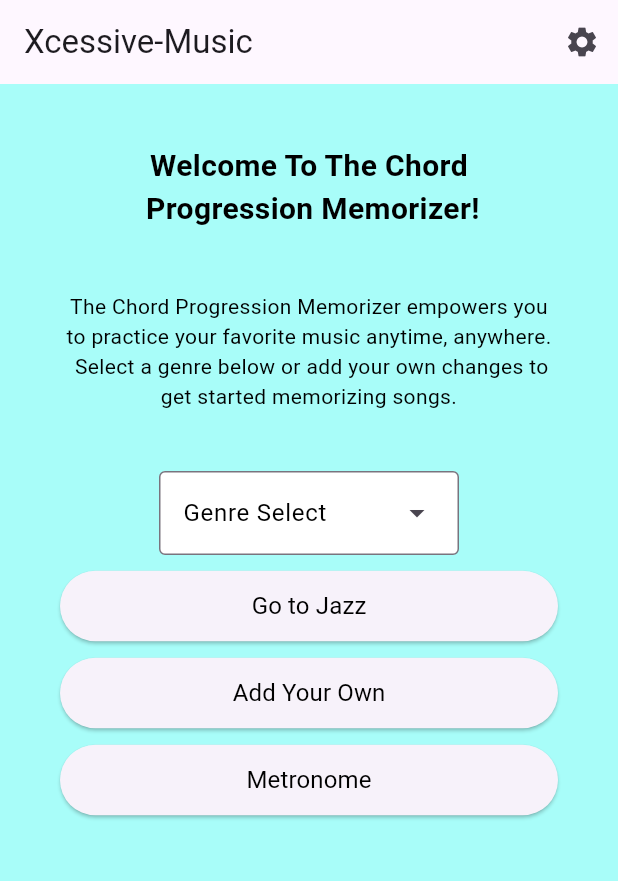
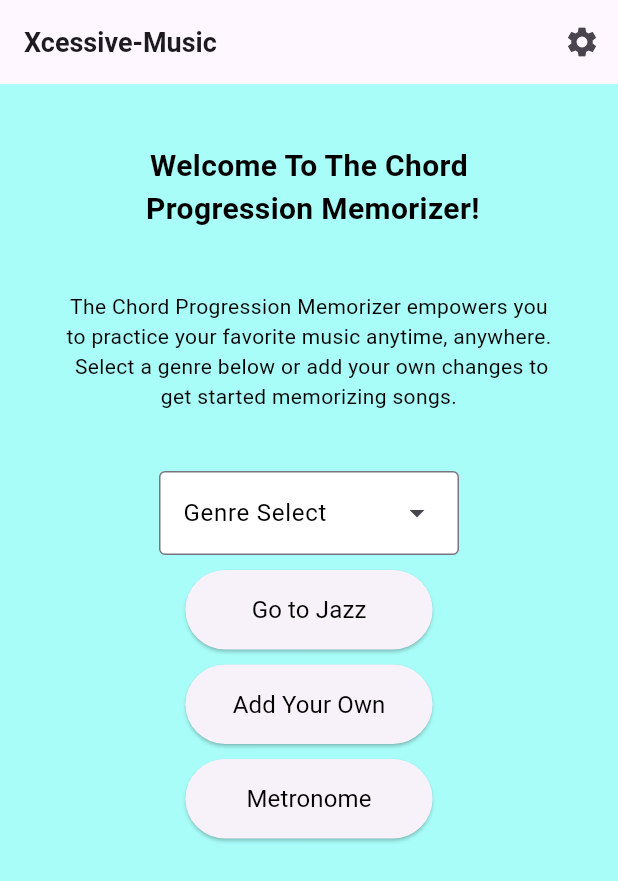
Before and after one commit to Xcessive-Dreamer/ChordMemorizerV2, a Flutter app: the screen it shows after launch, on a phone screen of 412 x 824 dp. Shown: the top 881 px of the screen. Run offline on Flutter 3.47's test engine with Material 3 defaults, Android fonts, the light colour scheme and no system bars; our stand-ins replace audioplayers, rxdart, sqflite, sqflite_common_ffi; accounts and stored records are empty; generated files the repository leaves out were written again.

Commit message:
Home Page Buttons, Android JSON fix

```diff
--- a/assets/songs/songs.JSON
+++ b/assets/songs/songs.JSON
@@ -45,7 +45,9 @@
       "name": "Misty",
       "chords": [
         { "original": "EbMaj7", "duration": 4 },
-        { "original": "Bbm7", "duration": 4 }
+        { "original": "Bbm7", "duration": 2 },
+        { "original": "Eb7", "duration": 2 },
+        { "original": "AbMaj7", "duration": 4 }
       ]
     },
     {
--- a/lib/src/pages/app.dart
+++ b/lib/src/pages/app.dart
@@ -47,7 +47,16 @@ class ContentView extends StatelessWidget {
             routeName: (context) => Scaffold(
                   backgroundColor: const Color.fromARGB(255, 168, 253, 249),
                   appBar: AppBar(
-                title: const Text("Xcessive-Music"),
+                    title: const Row(
+                      mainAxisAlignment: MainAxisAlignment.start, // Aligns to left
+                      crossAxisAlignment: CrossAxisAlignment.center, // Keeps it vertically centered
+                      children: [
+                        Text(
+                          "Xcessive-Music",
+                          style: TextStyle(fontSize: 18, fontWeight: FontWeight.bold),
+                        ),
+                      ],
+                    ),
                     actions: [
                       IconButton(
                         onPressed: () {
@@ -81,14 +90,23 @@ class ContentViewBodyState extends State<ContentViewBody> {
 
   @override
   Widget build(BuildContext context) {
-
     final isDarkMode = Theme.of(context).brightness == Brightness.dark;
     final textColor = isDarkMode ? Colors.white : Colors.black;
 
-    return Padding(
+    return LayoutBuilder(
+      builder: (context, constraints) {
+        // Define a minimum screen size.
+        const double minWidth = 350;
+        const double minHeight = 600;
+
+        return ConstrainedBox(
+          constraints: const BoxConstraints(
+            minWidth: minWidth,
+            minHeight: minHeight,
+          ),
+          child: Padding(
             padding: const EdgeInsets.all(40.0),
             child: Column(
-        crossAxisAlignment: CrossAxisAlignment.stretch,
               children: [
                 const Text(
                   "Welcome To The Chord \n Progression Memorizer!",
@@ -108,23 +126,24 @@ class ContentViewBodyState extends State<ContentViewBody> {
                   textAlign: TextAlign.center,
                 ),
                 const SizedBox(height: 40.0),
+                // Genre Dropdown
                 UnconstrainedBox(
                   child: Container(
                     width: 200,
                     alignment: Alignment.center,
                     decoration: const BoxDecoration(
                       color: Colors.white,
-                borderRadius: BorderRadius.all(
-                  Radius.circular(5)),
+                      borderRadius: BorderRadius.all(Radius.circular(5)),
                     ),
                     child: DropdownMenu(
                       enableSearch: true,
                       menuStyle: MenuStyle(
-                  backgroundColor: MaterialStateProperty.all<Color>(Colors.white),
+                        backgroundColor:
+                            MaterialStateProperty.all<Color>(Colors.white),
                       ),
                       label: const Text(
                         "Genre Select",
-                  style: TextStyle(color: Colors.black),  // Hardcode label text color to black
+                        style: TextStyle(color: Colors.black),
                       ),
                       width: 200,
                       onSelected: (String? newValue) {
@@ -132,29 +151,69 @@ class ContentViewBodyState extends State<ContentViewBody> {
                           selectedGenre = newValue!;
                         });
                       },
-                dropdownMenuEntries: genres.map<DropdownMenuEntry<String>>((String genre) {
+                      dropdownMenuEntries:
+                          genres.map<DropdownMenuEntry<String>>((String genre) {
                         return DropdownMenuEntry<String>(
                           value: genre,
                           label: genre,
                           style: MenuItemButton.styleFrom(
-                      foregroundColor: Colors.black,  // Hardcode text color to black
+                            foregroundColor: Colors.black,
                           ),
                         );
                       }).toList(),
                     ),
                   ),
                 ),
-          const SizedBox(height: 10),  // Add spacing between buttons
-            ElevatedButton(
-              onPressed: () {
+                const SizedBox(height: 10),
+                // First ElevatedButton: Go to genre page
+                _buildButton("Go to $selectedGenre", () {
                   navigateToGenrePage(selectedGenre);
+                }, context, textColor),
+                const SizedBox(height: 10),
+                // Second ElevatedButton: Add your own
+                _buildButton("Add Your Own", () {
+                  Navigator.push(
+                    context,
+                    MaterialPageRoute(
+                        builder: (context) => const AddOwnPageView()),
+                  );
+                }, context, textColor),
+                const SizedBox(height: 10),
+                // Third ElevatedButton: Metronome
+                _buildButton("Metronome", () {
+                  Navigator.push(
+                    context,
+                    MaterialPageRoute(
+                        builder: (context) => const MetronomePageView()),
+                  );
+                }, context, textColor),
+              ],
+            ),
+          ),
+        );
       },
+    );
+  }
+
+  // Helper method to build a button with a width of 20% of the screen width (minimum width enforced)
+  Widget _buildButton(String text, VoidCallback onPressed, BuildContext context, Color textColor) {
+    double buttonWidth = MediaQuery.of(context).size.width * 0.4;
+    // Enforce a minimum button width
+    if (buttonWidth < 120) {
+      buttonWidth = 120;
+    }
+
+    return Align(
+      alignment: Alignment.center,
+      child: SizedBox(
+        width: buttonWidth,
+        child: ElevatedButton(
+          onPressed: onPressed,
           style: ElevatedButton.styleFrom(
-                padding: const EdgeInsets.symmetric(vertical: 12, horizontal: 40), // Button size
-                minimumSize: const Size(180, 40), // Set the minimum size for the button
+            padding: const EdgeInsets.symmetric(vertical: 15),
           ),
           child: Text(
-                "Go to $selectedGenre",
+            text,
             style: TextStyle(
               color: textColor,
               fontSize: 16,
@@ -162,50 +221,6 @@ class ContentViewBodyState extends State<ContentViewBody> {
             ),
           ),
         ),
-            const SizedBox(height: 10), // Add spacing between buttons
-            ElevatedButton(
-              onPressed: () {
-                Navigator.push(
-                  context,
-                  MaterialPageRoute(builder: (context) => const AddOwnPageView()),
-                );
-              },
-              style: ElevatedButton.styleFrom(
-                padding: const EdgeInsets.symmetric(vertical: 12, horizontal: 40),
-                minimumSize: const Size(180, 40),  // Set the minimum size for the button
-              ),
-              child: Text(
-                "Add Your Own",
-                style: TextStyle(
-                  color: textColor,
-                  fontSize: 16,
-                  fontWeight: FontWeight.normal,
-                ),
-              ),
-            ),
-            const SizedBox(height: 10),
-             // Add spacing between buttons
-            ElevatedButton(
-              onPressed: () {
-                Navigator.push(
-                  context,
-                  MaterialPageRoute(builder: (context) => const MetronomePageView()),
-                );
-              },
-              style: ElevatedButton.styleFrom(
-                padding: const EdgeInsets.symmetric(vertical: 12, horizontal: 40),
-                minimumSize: const Size(180, 40),  // Set the minimum size for the button
-              ),
-              child: Text(
-                "Metronome",
-                style: TextStyle(
-                  color: textColor,
-                  fontSize: 16,
-                  fontWeight: FontWeight.normal,
-                ),
-              ),
-            ),
-          ]
       ),
     );
   }
--- a/pubspec.yaml
+++ b/pubspec.yaml
@@ -45,4 +45,4 @@ flutter:
     - assets/audio/Autumn Leaves.mp3
     - assets/audio/Misty.mp3
     - assets/audio/metronome_click.mp3
-    - assets/songs/songs.JSON
+    - assets/songs/songs.json
```
Also changed, not shown: lib/src/pages/jazz_quiz_view.dart (+17 -7 lines), 1 other file. Lines whose indentation alone changed are shown as unchanged.
